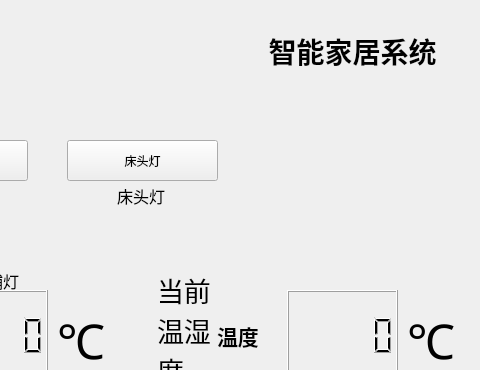
Before: the Qt Designer form roomcontrol.ui in WANG-zibi/IoT_CourseDesign, drawn with Qt 5; both pictures show x 373 to 853 and y 0 to 370 of the 853 by 501 pixel window.
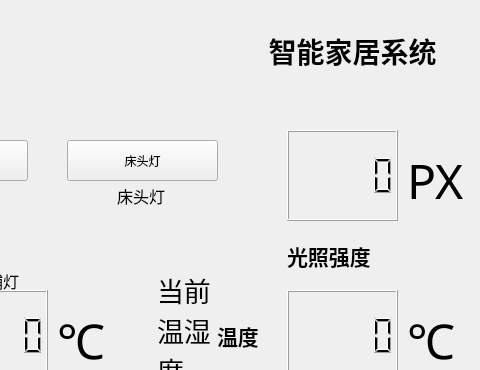
After: the same form once the commit is applied. Icons and pictures are not drawn. Custom widgets are drawn as their Qt base class.

Diff of the .ui file:
```diff
--- a/roomcontrol.ui
+++ b/roomcontrol.ui
@@ -525,6 +525,56 @@
     <set>Qt::AlignCenter</set>
    </property>
   </widget>
+  <widget class="QLabel" name="label_14">
+   <property name="geometry">
+    <rect>
+     <x>780</x>
+     <y>140</y>
+     <width>72</width>
+     <height>81</height>
+    </rect>
+   </property>
+   <property name="font">
+    <font>
+     <family>黑体</family>
+     <pointsize>36</pointsize>
+    </font>
+   </property>
+   <property name="text">
+    <string>PX</string>
+   </property>
+  </widget>
+  <widget class="QLCDNumber" name="lcdNumber_5">
+   <property name="geometry">
+    <rect>
+     <x>660</x>
+     <y>130</y>
+     <width>111</width>
+     <height>91</height>
+    </rect>
+   </property>
+  </widget>
+  <widget class="QLabel" name="label_15">
+   <property name="geometry">
+    <rect>
+     <x>660</x>
+     <y>220</y>
+     <width>111</width>
+     <height>71</height>
+    </rect>
+   </property>
+   <property name="font">
+    <font>
+     <family>黑体</family>
+     <pointsize>16</pointsize>
+     <weight>75</weight>
+     <bold>true</bold>
+    </font>
+   </property>
+   <property name="text">
+    <string>光照强度</string>
+   </property>
+  </widget>
  </widget>
  <customwidgets>
   <customwidget>
```
